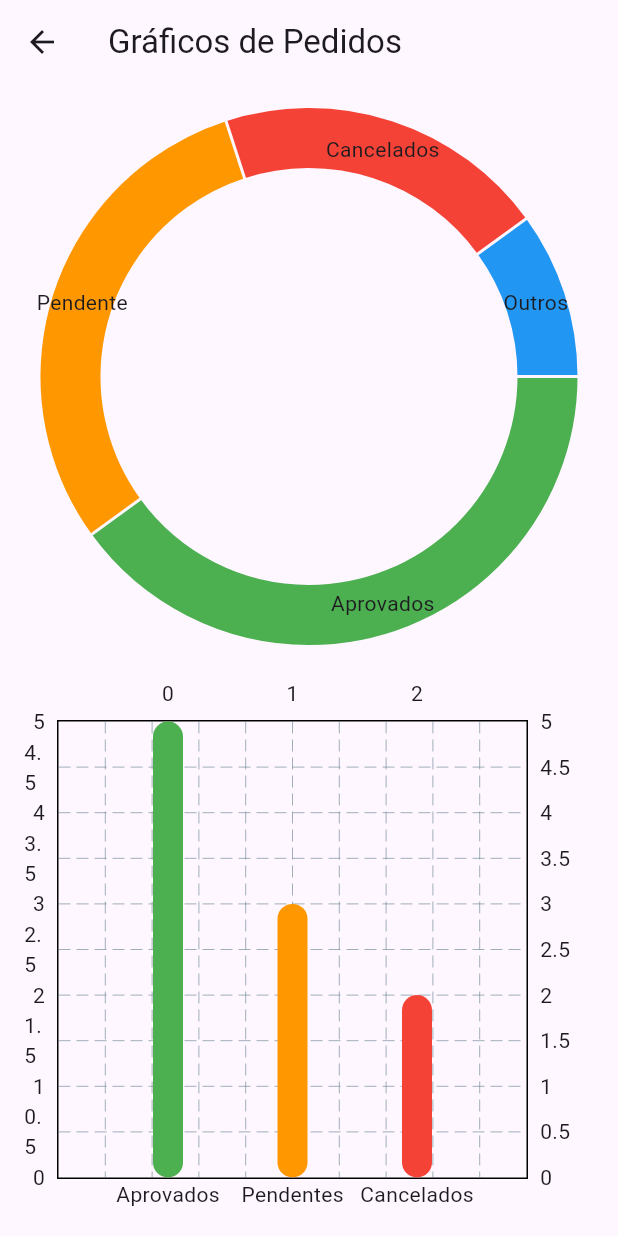
After one commit to idail/np3beneficios_app, a Flutter app: the Grafico screen opened directly, on a phone screen of 412 x 824 dp. The commit adds this screen. Run offline on Flutter 3.47's test engine with Material 3 defaults, Android fonts, the phone set to English and light mode, and no system bars; drawn by our look-alikes of fl_chart; our stand-ins replace shared_preferences; missing offline and left inert: flutter_barcode_scanner, flutter_inappwebview; accounts and stored records are empty; network calls fail.

Commit message:
Implementações
Implementado a tela de graficos
Sendo implementado a tela de mapa entre fornecedor e gestor

```diff
--- a/lib/paginas/fornecedor.dart
+++ b/lib/paginas/fornecedor.dart
@@ -117,7 +117,7 @@
 
   Future<List<Map<String, dynamic>>> PedidosFornecedor() async {
     var uri = Uri.parse(
-      "http://192.168.100.6/np3beneficios_appphp/api/pedidos/busca_pedidos.php?codigo_usuario=${widget.usuario_codigo}&tipo_acesso=${widget.tipo_acesso}&codigo_departamento_fornecedor=${widget.codigo_fornecedor_departamento}");
+      "http://192.168.15.200/np3beneficios_appphp/api/pedidos/busca_pedidos.php?codigo_usuario=${widget.usuario_codigo}&tipo_acesso=${widget.tipo_acesso}&codigo_departamento_fornecedor=${widget.codigo_fornecedor_departamento}");
     var resposta = await http.get(
       uri,
       headers: {"Accept": "application/json"});
@@ -155,7 +155,7 @@
             itemBuilder: (context, index) {
               final pedido = pedidos[index];
 
-              int id = pedido['id'];
+              int id = int.parse(pedido['id']);
               DateTime data = DateTime.parse(pedido['dt_pedido']);
               String descricao = pedido['descricaopedido'];
               String status = pedido['nome'];
@@ -180,7 +180,7 @@
                     onPressed: () {
                       LerPedido();
                     },
-                    child: Text('Ler'),
+                    child: Text('Ler QR Code'),
                   ),
                 ),
               );
--- a/lib/paginas/gestor.dart
+++ b/lib/paginas/gestor.dart
@@ -81,7 +81,7 @@
 
   Future<List<Map<String, dynamic>>> PedidosGestor() async {
     var uri = Uri.parse(
-      "http://192.168.100.6/np3beneficios_appphp/api/pedidos/busca_pedidos.php?codigo_usuario=${widget.usuario_codigo}&tipo_acesso=${widget.tipo_Acesso}");
+      "http://192.168.15.200/np3beneficios_appphp/api/pedidos/busca_pedidos.php?codigo_usuario=${widget.usuario_codigo}&tipo_acesso=${widget.tipo_Acesso}");
     var resposta = await http.get(
       uri,
       headers: {"Accept": "application/json"});
@@ -149,7 +149,7 @@
                     onPressed: () {
                       LerPedido();
                     },
-                    child: Text('Ler'),
+                    child: Text('Ler QR Code'),
                   ),
                 ),
               );
--- /dev/null
+++ b/lib/paginas/grafico.dart
@@ -0,0 +1,111 @@
+import 'package:fl_chart/fl_chart.dart';
+import 'package:flutter/material.dart';
+
+class Grafico extends StatelessWidget {
+  @override
+  Widget build(BuildContext context) {
+    return Scaffold(
+      appBar: AppBar(
+        title: Text('Gráficos de Pedidos'),
+      ),
+      body: Padding(
+        padding: const EdgeInsets.all(16.0),
+        child: Column(
+          children: [
+            // Gráfico de Pizza
+            Expanded(
+              child: PieChart(
+                PieChartData(
+                  sections: [
+                    PieChartSectionData(
+                      value: 40, // Porcentagem ou valor
+                      title: 'Aprovados',
+                      color: Colors.green,
+                    ),
+                    PieChartSectionData(
+                      value: 30,
+                      title: 'Pendente',
+                      color: Colors.orange,
+                    ),
+                    PieChartSectionData(
+                      value: 20,
+                      title: 'Cancelados',
+                      color: Colors.red,
+                    ),
+                    PieChartSectionData(
+                      value: 10,
+                      title: 'Outros',
+                      color: Colors.blue,
+                    ),
+                  ],
+                ),
+              ),
+            ),
+            SizedBox(height: 20),
+            // Gráfico de Barras
+            Expanded(
+              child: BarChart(
+                BarChartData(
+                  barGroups: [
+                    BarChartGroupData(
+                      x: 0,
+                      barRods: [
+                        BarChartRodData(
+                          toY: 5, // Quantidade de pedidos
+                          color: Colors.green,
+                          width: 20,
+                        ),
+                      ],
+                    ),
+                    BarChartGroupData(
+                      x: 1,
+                      barRods: [
+                        BarChartRodData(
+                          toY: 3,
+                          color: Colors.orange,
+                          width: 20,
+                        ),
+                      ],
+                    ),
+                    BarChartGroupData(
+                      x: 2,
+                      barRods: [
+                        BarChartRodData(
+                          toY: 2,
+                          color: Colors.red,
+                          width: 20,
+                        ),
+                      ],
+                    ),
+                  ],
+                  titlesData: FlTitlesData(
+                    bottomTitles: AxisTitles(
+                      sideTitles: SideTitles(
+                        showTitles: true,
+                        getTitlesWidget: (double value, TitleMeta meta) {
+                          switch (value.toInt()) {
+                            case 0:
+                              return Text('Aprovados');
+                            case 1:
+                              return Text('Pendentes');
+                            case 2:
+                              return Text('Cancelados');
+                            default:
+                              return Text('');
+                          }
+                        },
+                      ),
+                    ),
+                    leftTitles: AxisTitles(
+                      sideTitles: SideTitles(showTitles: true),
+                    ),
+                  ),
+                ),
+              ),
+            ),
+          ],
+        ),
+      ),
+    );
+  }
+}
--- a/pubspec.yaml
+++ b/pubspec.yaml
@@ -38,6 +38,9 @@
   http: ^1.2.2
   flutter_barcode_scanner: ^2.0.0
   shared_preferences: ^2.3.2
+  fl_chart: ^0.68.0
+  webview_flutter: ^4.9.0
+  flutter_inappwebview: ^6.0.0
 dev_dependencies:
   flutter_test:
     sdk: flutter
```
Also changed, not shown: lib/abas.dart (+67 -66 lines), lib/paginas/login.dart (+16 -6 lines), lib/paginas/mapa.dart (added, +47 -0 lines), pubspec.lock, 3 other files.
